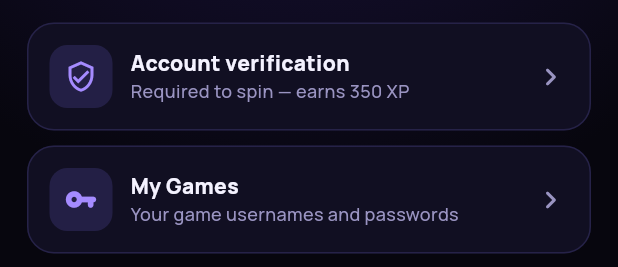
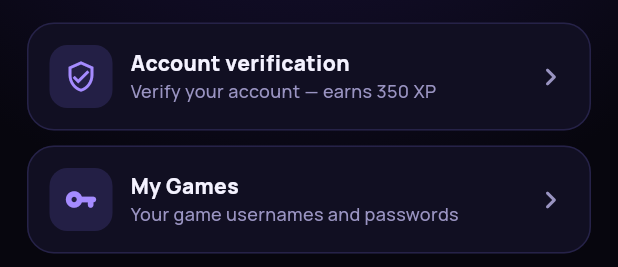
Before and after one commit to Quickskillscoding/DazzlingWins-App, a Flutter app: the ProfileScreen widget shown alone on an empty page, opened directly, on a phone screen of 412 x 824 dp. Shown: the part 285-552 px from the top of the screen. Run offline on Flutter 3.47's test engine with Material 3 defaults, Android fonts, the phone set to English and light mode, and no system bars; our stand-ins replace app_links, cached_network_image, flutter_local_notifications, flutter_secure_storage, google_fonts, image_picker and 5 more; missing offline and left inert: record, workmanager; accounts and stored records are empty; network calls fail.

Commit message:
Spin: KYC is no longer listed as a spin rule (switch, off for now)
The rules card and the Profile verification row follow kSpinKycRequired,
set to false like the website's switch. The "Verify to spin" pop-up stays
in the app and shows again if the server asks for KYC.

Co-Authored-By: Claude Opus 5.5 <noreply@anthropic.com>

```diff
--- a/lib/features/profile/profile_screen.dart
+++ b/lib/features/profile/profile_screen.dart
@@ -20,6 +20,7 @@ import 'rewards_panel.dart';
 import '../chat/live_chat_screen.dart';
 import '../games/my_games_screen.dart';
 import '../help/faq_screen.dart';
+import '../spin/spin_info.dart' show kSpinKycRequired;
 
 class ProfileScreen extends StatefulWidget {
   const ProfileScreen({super.key});
@@ -144,7 +145,7 @@ class _ProfileScreenState extends State<ProfileScreen> with AutomaticKeepAliveCl
                 _Tile(
                   icon: Icons.verified_user_outlined,
                   title: 'Account verification',
-                  subtitle: s.kycVerified ? 'Verified' : 'Required to spin — earns 350 XP',
+                  subtitle: s.kycVerified ? 'Verified' : (kSpinKycRequired ? 'Required to spin — earns 350 XP' : 'Verify your account — earns 350 XP'),
                   onTap: () async {
                     await Navigator.of(context).push(MaterialPageRoute(builder: (_) => const KycScreen()));
                     await _refresh();
--- a/lib/features/spin/spin_info.dart
+++ b/lib/features/spin/spin_info.dart
@@ -11,6 +11,11 @@ const int kFreeSpinCycleDays = 5;
 const int kFreeSpinUnlockDeposit = 5;
 const int kPaidExtraSpinPrice = 1;
 const int kSpinBonusTtlHours = 72;
+
+/// Whether the rules card says KYC is needed to spin. OFF for now, like the website's
+/// SPIN_KYC_REQUIRED. The server decides who may spin; if it asks for KYC again, the app's
+/// "Verify to spin" pop-up still appears. Set to true to show the rule again.
+const bool kSpinKycRequired = false;
 
 /// The rules of the wheel, as plain sentences.
 const List<({IconData icon, String text})> kSpinRules = [
@@ -30,7 +35,7 @@ const List<({IconData icon, String text})> kSpinRules = [
     icon: Icons.hourglass_bottom_rounded,
     text: 'Spin winnings must be used within $kSpinBonusTtlHours hours. Any unused spin bonus then expires from your Bonus Wallet.',
   ),
-  (icon: Icons.verified_user_outlined, text: 'Your account must be verified (KYC) before you can spin.'),
+  if (kSpinKycRequired) (icon: Icons.verified_user_outlined, text: 'Your account must be verified (KYC) before you can spin.'),
 ];
 
 /// "Spin More, Win More!" rules card shown on the Spin tab.
--- a/lib/features/spin/spin_screen.dart
+++ b/lib/features/spin/spin_screen.dart
@@ -14,7 +14,8 @@ import 'spin_info.dart';
 
 /// Same wheel as the website: five cash slices in this exact order (lib/spin-rules.ts
 /// SPIN_WHEEL_PRIZES). The SERVER draws the slice, credits the Bonus Wallet and enforces every
-/// rule (24 h cooldown, 5 per cycle, $5 deposit unlock, $1 extra spin, mandatory KYC).
+/// rule (24 h cooldown, 5 per cycle, $5 deposit unlock, $1 extra spin, and KYC when the website
+/// has that rule switched on).
 const List<int> kSpinPrizes = [1, 4, 2, 5, 3];
 
 class SpinScreen extends StatefulWidget {
```
Also changed, not shown: 1 other file.
